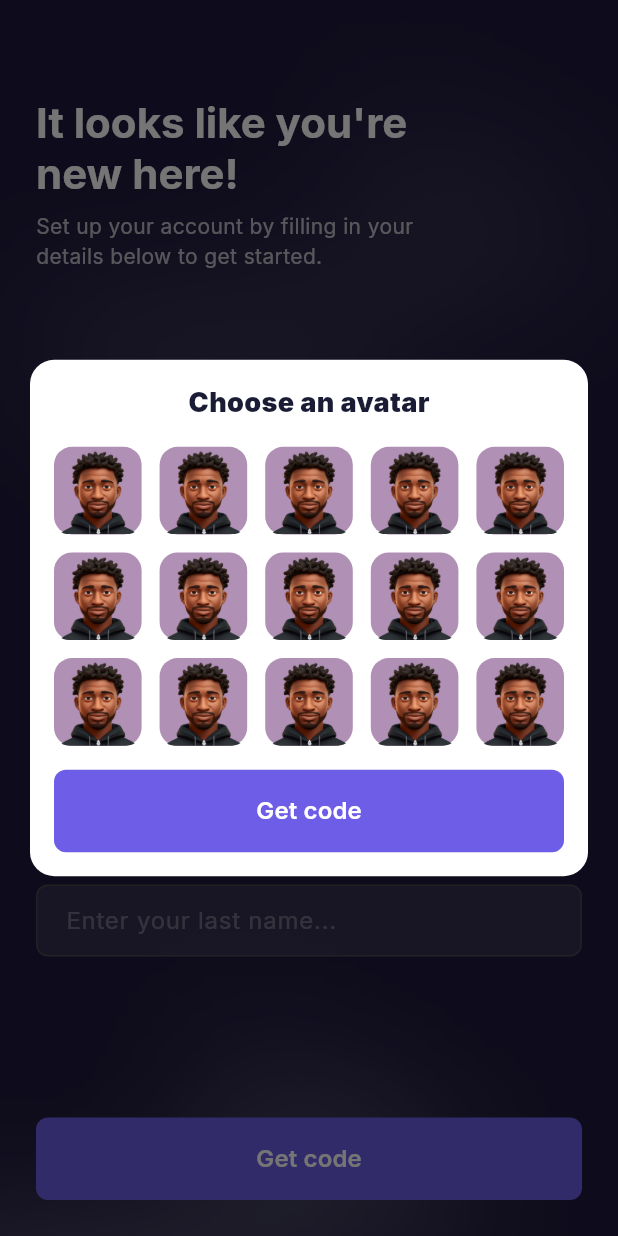
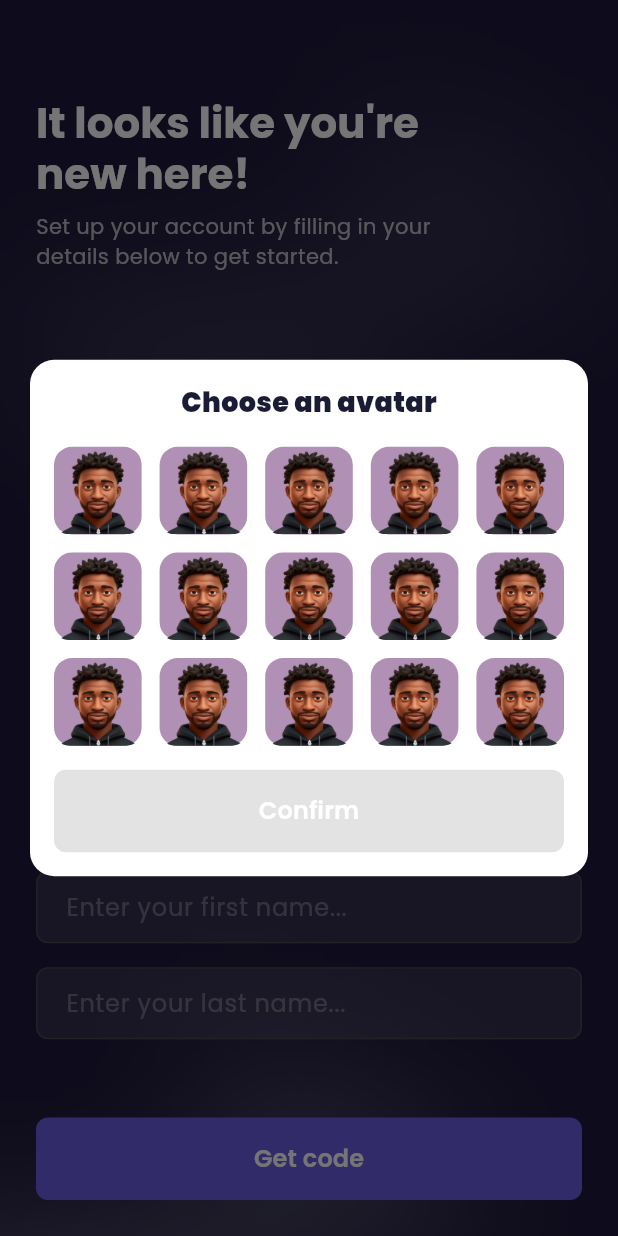
Before and after one commit to yousef391/game_dz_app, a Flutter app: the UserInfoScreen screen opened by its route, after a tap on the "person outline" icon, on a phone screen of 412 x 824 dp. Run offline on Flutter 3.47's test engine with Material 3 defaults, Android fonts, the light colour scheme and no system bars; our stand-ins replace equatable, flutter_bloc, google_fonts, image_picker, otp_text_field, timer_count_down.

Commit message:
inaf inaf

```diff
--- a/lib/Features/Auth/Presentation/views/user_info_screen.dart
+++ b/lib/Features/Auth/Presentation/views/user_info_screen.dart
@@ -147,6 +147,7 @@ class _AvatarSectionState extends State<_AvatarSection> {
     if (result != null) {
       setState(() {
         selectedAvatarIndex = result;
+        selectedImage = null;
       });
     }
   }
@@ -170,8 +171,8 @@ class _AvatarSectionState extends State<_AvatarSection> {
       child: Column(
         children: [
           Container(
-            width: screenSize.width * 0.3,
-            height: screenSize.width * 0.3,
+            width: screenSize.width * 0.4,
+            height: screenSize.width * 0.4,
             decoration: BoxDecoration(
               shape: BoxShape.circle,
               color: const Color(0xFF6E5DE7),
@@ -181,7 +182,12 @@ class _AvatarSectionState extends State<_AvatarSection> {
               ),
             ),
             child: ClipOval(
-              child: selectedAvatarIndex != null
+              child: selectedImage != null
+                  ? Image.file(
+                      selectedImage!,
+                      fit: BoxFit.cover,
+                    )
+                  : selectedAvatarIndex != null
                       ? Image.asset(
                           'assets/images/avatar.png',
                           fit: BoxFit.cover,
@@ -192,7 +198,7 @@ class _AvatarSectionState extends State<_AvatarSection> {
                         ),
             ),
           ),
-          const SizedBox(height: 16),
+          const SizedBox(height: 30),
           Row(
             mainAxisAlignment: MainAxisAlignment.center,
             children: [
@@ -206,7 +212,7 @@ class _AvatarSectionState extends State<_AvatarSection> {
                 backgroundColor: const Color(0xFF4ECDC4),
                 icon: Icons.image_outlined,
                 onTap: () {
-                  // Handle image selection from gallery
+                  _pickImageFromGallery();
                 },
               ),
             ],
--- a/lib/Features/Auth/Presentation/views/widgets/avatar_window.dart
+++ b/lib/Features/Auth/Presentation/views/widgets/avatar_window.dart
@@ -1,5 +1,4 @@
 import 'package:flutter/material.dart';
-import 'package:game_dz_app/Features/Auth/Presentation/views/widgets/custom_button.dart';
 
 class AvatarSelectionDialog extends StatefulWidget {
   const AvatarSelectionDialog({super.key});
@@ -63,10 +62,34 @@ class _AvatarSelectionDialogState extends State<AvatarSelectionDialog> {
                 },
               ),
             ),
-            const Padding(
-              padding: EdgeInsets.all(16),
+            Padding(
+              padding: const EdgeInsets.all(16),
               child: SizedBox(
-                  width: double.infinity, child: GetCodeButton(routename: '')),
+                width: double.infinity,
+                child: ElevatedButton(
+                  onPressed: selectedAvatarIndex != null
+                      ? () {
+                          Navigator.of(context).pop(selectedAvatarIndex);
+                        }
+                      : null,
+                  style: ElevatedButton.styleFrom(
+                    backgroundColor: const Color(0xFF6E5DE7),
+                    padding: const EdgeInsets.symmetric(vertical: 16),
+                    shape: RoundedRectangleBorder(
+                      borderRadius: BorderRadius.circular(8),
+                    ),
+                    elevation: 0,
+                  ),
+                  child: const Text(
+                    'Confirm',
+                    style: TextStyle(
+                      fontSize: 16,
+                      fontWeight: FontWeight.w600,
+                      color: Colors.white,
+                    ),
+                  ),
+                ),
+              ),
             ),
           ],
         ),
--- a/lib/Features/Auth/Presentation/views/widgets/custom_button.dart
+++ b/lib/Features/Auth/Presentation/views/widgets/custom_button.dart
@@ -1,5 +1,4 @@
 import 'package:flutter/material.dart';
-import 'package:game_dz_app/Features/Auth/Presentation/views/Otp_view.dart';
 
 class GetCodeButton extends StatelessWidget {
   const GetCodeButton({super.key, required this.routename});
--- a/lib/main.dart
+++ b/lib/main.dart
@@ -22,11 +22,7 @@ class MyApp extends StatelessWidget {
       theme: ThemeData(
         colorScheme: ColorScheme.fromSeed(seedColor: Colors.deepPurple),
         useMaterial3: true,
-        textTheme: GoogleFonts.interTextTheme(
-          ThemeData.light().textTheme, // Apply Inter font to all text themes
-        ).apply(
-            bodyColor: Colors.white,
-            displayColor: Colors.white), // Set default text color
+        textTheme: GoogleFonts.poppinsTextTheme(Theme.of(context).textTheme),
       ),
     );
   }
```
Lines whose indentation alone changed are shown as unchanged.
